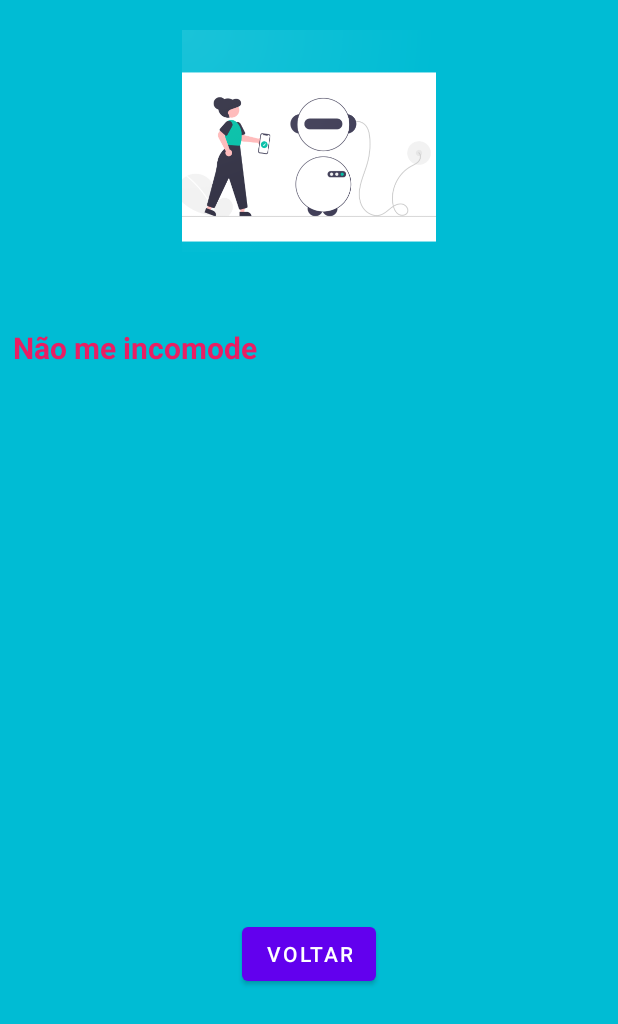
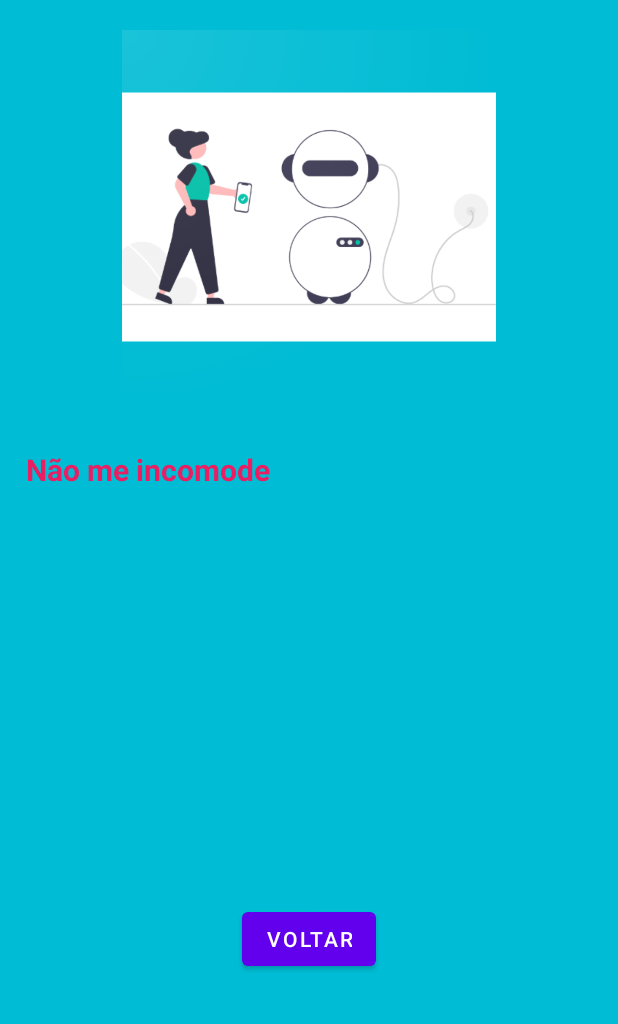
Before and after one commit to MarogobaCTD/Mobile, an Android app: the screen it shows after launch (robo_response), after a tap on "ENVIAR", on a phone screen of 412 x 824 dp. Shown: the top 1024 px of the screen. Run offline under Robolectric (Android 15) with nearby library versions, the phone set to English and light mode, and no system bars.

Commit message:
RoboMarciano ajustes

```diff
--- a/RoboMarciano/app/src/main/java/com/example/robomarciano/robo_response.kt
+++ b/RoboMarciano/app/src/main/java/com/example/robomarciano/robo_response.kt
@@ -23,9 +23,8 @@ class robo_response : AppCompatActivity() {
         val textView = findViewById<TextView>(R.id.textView_mensagem)
         val acao = MarcianoAcao()
 
-        if (mensagem.toString().indexOf(SOME) == 0 || mensagem.toString().indexOf(SUBTRAIA) == 0 || mensagem.toString().indexOf(
-                MULTIPLIQUE
-            ) == 0 || mensagem.toString().indexOf(DIVIDA) == 0
+        if (mensagem.toString().indexOf(SOME) == 0 || mensagem.toString().indexOf(SUBTRAIA) == 0 ||
+            mensagem.toString().indexOf(MULTIPLIQUE) == 0 || mensagem.toString().indexOf(DIVIDA) == 0
         ) {
             val delim = " "
             val list = mensagem.toString().split(delim)
@@ -61,5 +60,4 @@ class robo_response : AppCompatActivity() {
         }
     }
 
-
 }
--- a/RoboMarciano/app/src/main/res/layout/activity_robo_response.xml
+++ b/RoboMarciano/app/src/main/res/layout/activity_robo_response.xml
@@ -15,12 +15,11 @@
 
         <LinearLayout
             android:id="@+id/linearLayout"
-            android:layout_width="384dp"
-            android:layout_height="148dp"
+            android:layout_width="381dp"
+            android:layout_height="249dp"
             android:layout_marginStart="16dp"
             android:layout_marginTop="20dp"
             android:layout_marginEnd="16dp"
-            android:background="#00BCD4"
             android:orientation="horizontal"
             app:layout_constraintEnd_toEndOf="parent"
             app:layout_constraintStart_toStartOf="parent"
@@ -28,18 +27,18 @@
 
             <ImageView
                 android:id="@+id/imageView3"
-                android:layout_width="394dp"
-                android:layout_height="169dp"
+                android:layout_width="wrap_content"
+                android:layout_height="wrap_content"
                 android:layout_weight="1"
                 app:srcCompat="@drawable/play_store_512_2" />
         </LinearLayout>
 
         <ScrollView
             android:id="@+id/scrollView2"
-            android:layout_width="416dp"
-            android:layout_height="282dp"
+            android:layout_width="395dp"
+            android:layout_height="231dp"
             android:layout_marginStart="10dp"
-            android:layout_marginTop="50dp"
+            android:layout_marginTop="30dp"
             android:layout_marginEnd="10dp"
             app:layout_constraintEnd_toEndOf="parent"
             app:layout_constraintStart_toStartOf="parent"
@@ -52,8 +51,8 @@
 
                 <TextView
                     android:id="@+id/textView_mensagem"
-                    android:layout_width="0dp"
-                    android:layout_height="280dp"
+                    android:layout_width="380dp"
+                    android:layout_height="224dp"
                     android:layout_marginStart="10dp"
                     android:layout_marginEnd="8dp"
                     android:contentDescription="Resposta do robô Marciano"
@@ -73,7 +72,7 @@
             android:id="@+id/bt_voltar"
             android:layout_width="wrap_content"
             android:layout_height="wrap_content"
-            android:layout_marginTop="59dp"
+            android:layout_marginTop="9dp"
             android:layout_marginBottom="112dp"
             android:onClick="voltar"
             android:text="@string/voltar"
```
